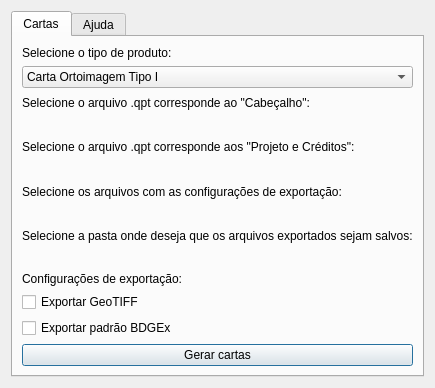
Above: edition_plugin_dialog_base.ui from dsgoficial/ferramentas_edicao before the change. Below: the same form after it.
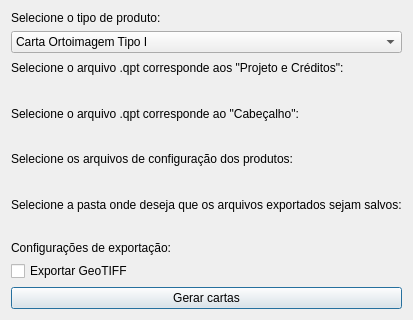
That is the form after the change. Custom widgets are drawn as their Qt base class.

Commit message: Remoção aba e mudança de nome

What changed in the file:
```diff
--- a/edition_plugin_dialog_base.ui
+++ b/edition_plugin_dialog_base.ui
@@ -6,23 +6,13 @@
    <rect>
     <x>0</x>
     <y>0</y>
-    <width>395</width>
-    <height>388</height>
+    <width>371</width>
+    <height>320</height>
    </rect>
   </property>
   <property name="windowTitle">
    <string>Edition Tools - V 1.0</string>
   </property>
-  <layout class="QGridLayout" name="gridLayout">
-   <item row="0" column="0">
-    <widget class="QTabWidget" name="tabWidget">
-     <property name="currentIndex">
-      <number>0</number>
-     </property>
-     <widget class="QWidget" name="tab">
-      <attribute name="title">
-       <string>Cartas</string>
-      </attribute>
       <layout class="QVBoxLayout" name="verticalLayout_7">
        <item>
         <layout class="QVBoxLayout" name="verticalLayout">
@@ -44,20 +34,6 @@
          </item>
         </layout>
        </item>
-       <item>
-        <layout class="QVBoxLayout" name="verticalLayout_2">
-         <item>
-          <widget class="QLabel" name="label">
-           <property name="text">
-            <string>Selecione o arquivo .qpt corresponde ao &quot;Cabeçalho&quot;:</string>
-           </property>
-          </widget>
-         </item>
-         <item>
-          <widget class="QgsFileWidget" name="mQgsFileWidget_cabecalho"/>
-         </item>
-        </layout>
-       </item>
        <item>
         <layout class="QVBoxLayout" name="verticalLayout_3">
          <item>
@@ -72,12 +48,26 @@
          </item>
         </layout>
        </item>
+   <item>
+    <layout class="QVBoxLayout" name="verticalLayout_2">
+     <item>
+      <widget class="QLabel" name="label">
+       <property name="text">
+        <string>Selecione o arquivo .qpt corresponde ao &quot;Cabeçalho&quot;:</string>
+       </property>
+      </widget>
+     </item>
+     <item>
+      <widget class="QgsFileWidget" name="mQgsFileWidget_cabecalho"/>
+     </item>
+    </layout>
+   </item>
        <item>
         <layout class="QVBoxLayout" name="verticalLayout_4">
          <item>
           <widget class="QLabel" name="label_3">
            <property name="text">
-            <string>Selecione os arquivos com as configurações de exportação:</string>
+        <string>Selecione os arquivos de configuração dos produtos:</string>
            </property>
           </widget>
          </item>
@@ -124,13 +114,6 @@
            </property>
           </widget>
          </item>
-         <item>
-          <widget class="QCheckBox" name="checkBox_exportar_padrao_bdgex">
-           <property name="text">
-            <string>Exportar padrão BDGEx</string>
-           </property>
-          </widget>
-         </item>
         </layout>
        </item>
        <item>
@@ -138,15 +121,6 @@
          <property name="text">
           <string>Gerar cartas</string>
          </property>
-        </widget>
-       </item>
-      </layout>
-     </widget>
-     <widget class="QWidget" name="tab_2">
-      <attribute name="title">
-       <string>Ajuda</string>
-      </attribute>
-     </widget>
     </widget>
    </item>
   </layout>
```
Left out of the diff: 2 changed lines with no effect on the pictures. Lines whose indentation alone changed are shown as unchanged.
